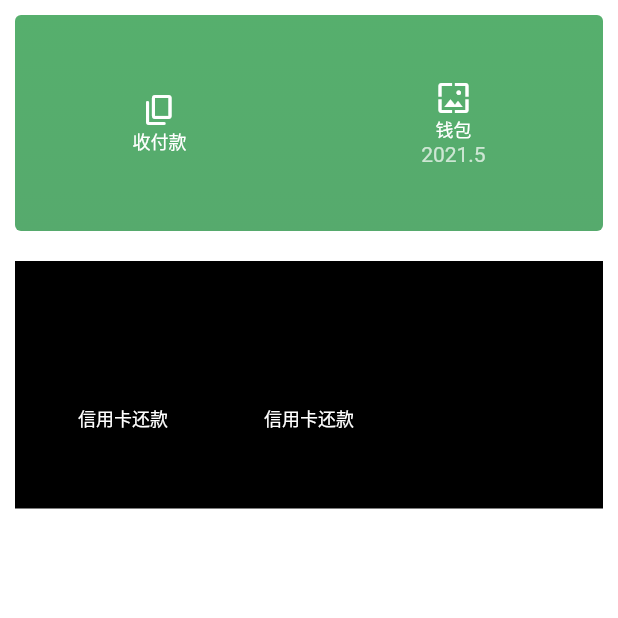
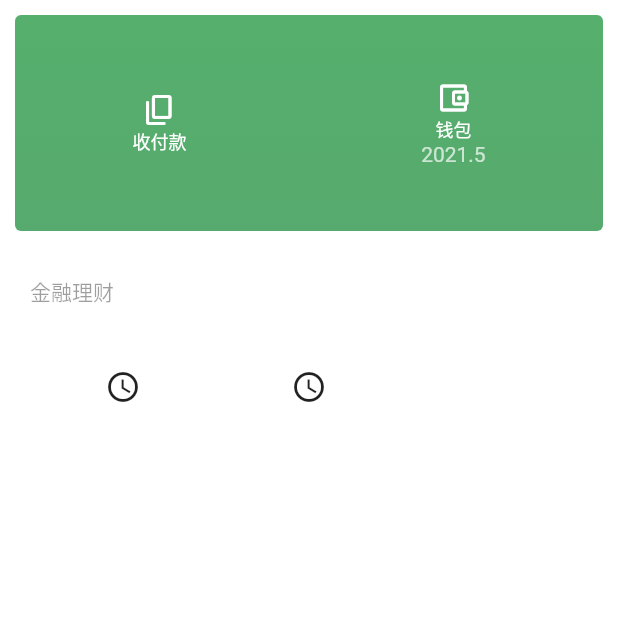
Before and after one commit to lishaoshi/my_flutter, a Flutter app: the UserInfo screen opened directly, on a phone screen of 412 x 824 dp, the top half of it. Run offline on Flutter 3.47's test engine with Material 2 defaults, Android fonts, the phone set to English and light mode, and no system bars; our stand-ins replace cached_network_image, flutter_bloc, flutter_easyrefresh; Roboto replaces fonts that are missing (Georgia).

```diff
--- a/lib/pages/user-info/index.dart
+++ b/lib/pages/user-info/index.dart
@@ -38,7 +38,7 @@ class UserInfo extends StatelessWidget {
                   '收付款'),
               iconMenu(
                   const Icon(
-                    Icons.wallpaper_outlined,
+                    Icons.account_balance_wallet_outlined,
                     color: Colors.white,
                   ),
                   '钱包',
@@ -85,7 +85,7 @@ Widget cartItem(BuildContext context, String title) {
   return Container(
     margin: EdgeInsets.all(margin),
     padding: EdgeInsets.all(padding),
-    decoration: const BoxDecoration(color: Colors.black),
+    decoration: const BoxDecoration(color: Colors.white),
     child: Column(
       crossAxisAlignment: CrossAxisAlignment.start,
       children: <Widget>[
@@ -96,7 +96,7 @@ Widget cartItem(BuildContext context, String title) {
         GridView.count(
             crossAxisCount: 3, //设置以下两个参数，禁止GridView的滚动，防止与 ListView 冲突
             shrinkWrap: true,
-            physics: NeverScrollableScrollPhysics(),
+            physics: const NeverScrollableScrollPhysics(),
             children: <Widget>[
               iconMenu(const Icon(Icons.access_time_outlined), '信用卡还款'),
               iconMenu(
--- /dev/null
+++ b/lib/state/count/index.dart
@@ -0,0 +1,16 @@
+import 'package:flutter_bloc/flutter_bloc.dart';
+
+abstract class CounterEvent {}
+
+class IncrementEvent extends CounterEvent {
+  final int count;
+  IncrementEvent({this.count = 1});
+}
+
+class DecrementEvent extends CounterEvent {}
+
+class CounterBloc extends Bloc<CounterEvent, int> {
+  CounterBloc(int initialState) : super(initialState) {
+    on<IncrementEvent>((event, emit) => emit(state + event.count));
+  }
+}
--- a/pubspec.yaml
+++ b/pubspec.yaml
@@ -30,12 +30,12 @@ dependencies:
   flutter:
     sdk: flutter
 
-
   # The following adds the Cupertino Icons font to your application.
   # Use with the CupertinoIcons class for iOS style icons.
   cupertino_icons: ^1.0.2
   flutter_easyrefresh: ^2.2.1
   cached_network_image: ^3.2.0
+  flutter_bloc: ^8.0.0
 
 dev_dependencies:
   flutter_test:
```
Also changed, not shown: lib/main.dart (+21 -5 lines), pubspec.lock.
